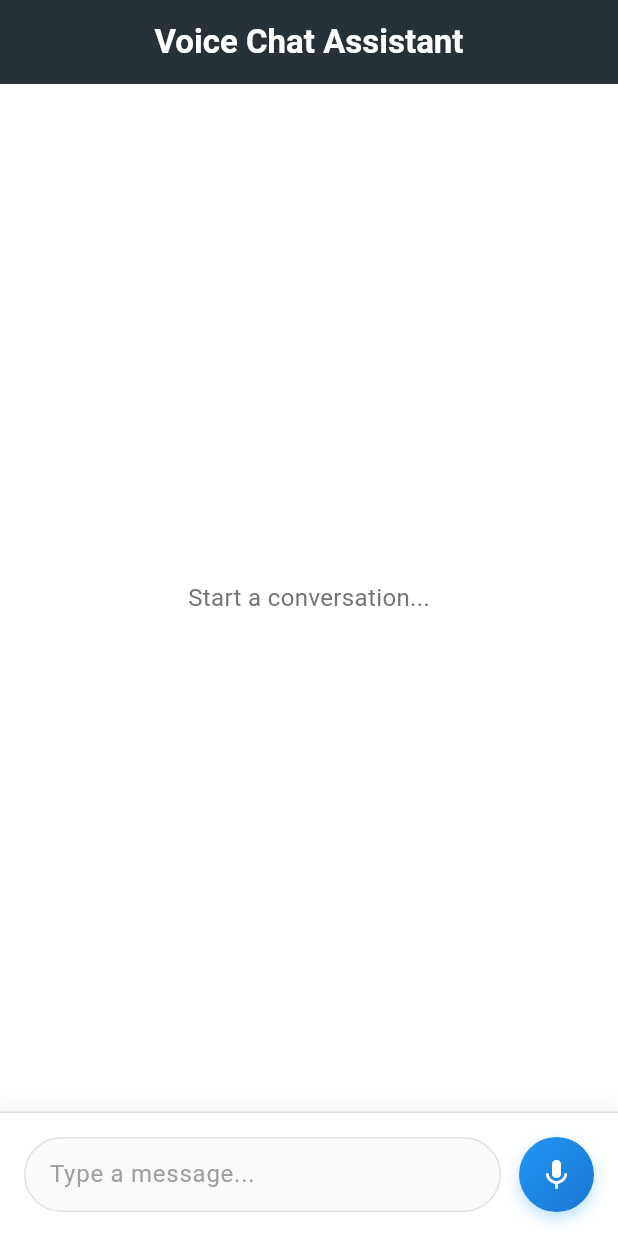
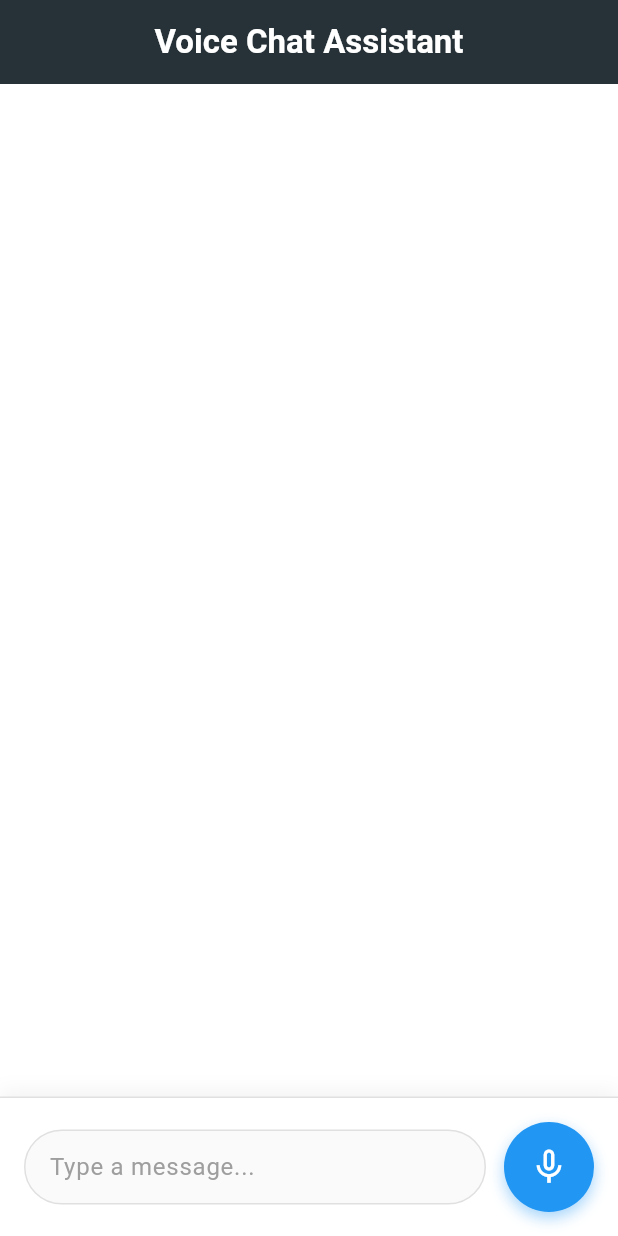
Before and after one commit to mayurkapilit23/ai_app, a Flutter app: the screen it shows after launch, on a phone screen of 412 x 824 dp. Run offline on Flutter 3.47's test engine with Material 3 defaults, Android fonts, the phone set to English and light mode, and no system bars; our stand-ins replace flutter_bloc, flutter_dotenv, permission_handler, speech_to_text.

Commit message:
till mic holding feature

```diff
--- a/lib/views/chat_screen.dart
+++ b/lib/views/chat_screen.dart
@@ -18,8 +18,9 @@ class ChatScreen extends StatefulWidget {
   State<ChatScreen> createState() => _ChatScreenState();
 }
 
-class _ChatScreenState extends State<ChatScreen>
-    with SingleTickerProviderStateMixin {
+// CHANGE: Use TickerProviderStateMixin instead of SingleTickerProviderStateMixin
+class _ChatScreenState extends State<ChatScreen> with TickerProviderStateMixin {
+  // <-- CHANGED HERE
   // Text controller
   final TextEditingController _textController = TextEditingController();
 
@@ -38,6 +39,8 @@ class _ChatScreenState extends State<ChatScreen>
   double _currentAmplitude = 0.0;
   List<double> _waveHeights = List.generate(7, (_) => 0.0);
   late AnimationController _pulseAnimationController;
+  late AnimationController
+  _holdAnimationController; // <-- SECOND ANIMATION CONTROLLER
 
   // Lottie animations
   static const String _waveAnimationPath = 'assets/voice1.json';
@@ -46,18 +49,28 @@ class _ChatScreenState extends State<ChatScreen>
   Timer? _simulationTimer;
   final Random _random = Random();
 
-  // Flag to track if we should auto-send after recording stops
-  bool _shouldAutoSend = false;
+  // Hold & Speak variables
+  bool _isButtonPressed = false;
+  Timer? _holdTimer;
+  final Duration _holdThreshold = const Duration(milliseconds: 300);
+  Duration _recordingDuration = Duration.zero;
+  Timer? _recordingTimer;
 
   @override
   void initState() {
     super.initState();
 
-    // Initialize pulse animation
+    // Initialize pulse animation for recording state
     _pulseAnimationController = AnimationController(
-      vsync: this,
+      vsync: this, // <-- Now works with TickerProviderStateMixin
       duration: const Duration(milliseconds: 800),
-    )..repeat(reverse: true);
+    );
+
+    // Initialize hold animation for button press feedback
+    _holdAnimationController = AnimationController(
+      vsync: this, // <-- Now works with TickerProviderStateMixin
+      duration: const Duration(milliseconds: 300),
+    );
 
     // Initialize text controller listener
     _textController.addListener(() {
@@ -79,7 +92,6 @@ class _ChatScreenState extends State<ChatScreen>
             setState(() {
               _lastStatus = status;
               if (status == 'done' && _isRecording) {
-                // Recording finished, stop it
                 _stopRecording();
               }
             });
@@ -88,6 +100,7 @@ class _ChatScreenState extends State<ChatScreen>
             setState(() {
               _lastError = error.errorMsg;
               _isRecording = false;
+              _isButtonPressed = false;
             });
           },
         );
@@ -157,16 +170,22 @@ class _ChatScreenState extends State<ChatScreen>
         _isListening = true;
         _lastWords = '';
         _lastError = '';
-        _shouldAutoSend = false; // Reset auto-send flag
       });
+
+      // Start pulse animation
+      _pulseAnimationController.repeat(reverse: true);
 
       // Start wave animation
       _startWaveAnimation();
+
+      // Start recording duration timer
+      _startRecordingTimer();
 
       print("Started recording...");
     } catch (e) {
       setState(() {
         _isRecording = false;
+        _isButtonPressed = false;
         _lastError = e.toString();
       });
       print("Error starting recording: $e");
@@ -238,6 +257,19 @@ class _ChatScreenState extends State<ChatScreen>
     }
   }
 
+  void _startRecordingTimer() {
+    _recordingDuration = Duration.zero;
+    _recordingTimer = Timer.periodic(const Duration(seconds: 1), (timer) {
+      if (_isRecording && mounted) {
+        setState(() {
+          _recordingDuration += const Duration(seconds: 1);
+        });
+      } else {
+        timer.cancel();
+      }
+    });
+  }
+
   void _stopWaveAnimation() {
     _simulationTimer?.cancel();
     _simulationTimer = null;
@@ -249,6 +281,7 @@ class _ChatScreenState extends State<ChatScreen>
       setState(() {
         _isRecording = false;
         _isListening = false;
+        _isButtonPressed = false;
         _currentAmplitude = 0.0;
       });
 
@@ -257,15 +290,57 @@ class _ChatScreenState extends State<ChatScreen>
 
       // Stop animations
       _stopWaveAnimation();
+      _pulseAnimationController.stop();
+      _holdAnimationController.reverse();
 
-      print("Stopped recording");
+      // Stop recording timer
+      _recordingTimer?.cancel();
+      _recordingTimer = null;
 
-      // DO NOT auto-send here anymore
-      // The text is already in the text field
-      // User can manually send by pressing send button
+      print("Stopped recording after ${_recordingDuration.inSeconds} seconds");
     } catch (e) {
       print("Error stopping recording: $e");
     }
+  }
+
+  // Handle button press (start holding)
+  void _onButtonPressed() {
+    setState(() {
+      _isButtonPressed = true;
+    });
+
+    // Start hold animation
+    _holdAnimationController.forward();
+
+    // Start hold timer
+    _holdTimer = Timer(_holdThreshold, () {
+      if (_isButtonPressed && !_isRecording) {
+        _startRecording();
+      }
+    });
+  }
+
+  // Handle button release (stop holding)
+  void _onButtonReleased() {
+    // Cancel hold timer if it's still running
+    _holdTimer?.cancel();
+
+    // Reverse hold animation
+    _holdAnimationController.reverse();
+
+    setState(() {
+      _isButtonPressed = false;
+    });
+
+    // If recording is active, stop it
+    if (_isRecording) {
+      _stopRecording();
+    }
+  }
+
+  // Handle button cancel (when finger leaves button area)
+  void _onButtonCancel() {
+    _onButtonReleased();
   }
 
   void _sendMessage() {
@@ -279,19 +354,14 @@ class _ChatScreenState extends State<ChatScreen>
     }
   }
 
-  void _toggleRecording() {
-    if (_isRecording) {
-      _stopRecording();
-    } else {
-      _startRecording();
-    }
-  }
-
   @override
   void dispose() {
     _textController.dispose();
     _pulseAnimationController.dispose();
+    _holdAnimationController.dispose();
     _stopWaveAnimation();
+    _holdTimer?.cancel();
+    _recordingTimer?.cancel();
     _speech.cancel();
     super.dispose();
   }
@@ -321,15 +391,6 @@ class _ChatScreenState extends State<ChatScreen>
                   if (state is ChatLoaded) messages = state.messages;
                   if (state is ChatLoading) messages = state.messages;
                   if (state is ChatError) messages = state.messages;
-                  // ADD Empty state handling
-                  if (messages.isEmpty) {
-                    return Center(
-                      child: Text(
-                        "Start a conversation...",
-                        style: TextStyle(color: Colors.grey[600], fontSize: 16),
-                      ),
-                    );
-                  }
 
                   return ListView.builder(
                     padding: const EdgeInsets.all(16),
@@ -407,28 +468,46 @@ class _ChatScreenState extends State<ChatScreen>
           // Visualizer
           Expanded(child: Center(child: _buildVisualizer())),
 
-          // Action Buttons
-          Row(
+          // Recording timer and stop button
+          Column(
             mainAxisAlignment: MainAxisAlignment.center,
             children: [
+              // Recording timer
+              Container(
+                padding: const EdgeInsets.all(8),
+                decoration: BoxDecoration(
+                  color: Colors.red.withOpacity(0.1),
+                  borderRadius: BorderRadius.circular(20),
+                ),
+                child: Text(
+                  _formatDuration(_recordingDuration),
+                  style: TextStyle(
+                    color: Colors.red[700],
+                    fontSize: 14,
+                    fontWeight: FontWeight.bold,
+                  ),
+                ),
+              ),
+              const SizedBox(height: 8),
+
+              // Stop button
               IconButton(
                 onPressed: _stopRecording,
-                icon: Icon(Icons.close),
+                icon: const Icon(Icons.stop, color: Colors.red),
                 tooltip: 'Stop Recording',
               ),
-              if (_lastWords.isNotEmpty) ...[
-                const SizedBox(width: 8),
-                IconButton(
-                  onPressed: _sendMessage,
-                  icon: Icon(Icons.send),
-                  tooltip: 'Send Message',
-                ),
-              ],
             ],
           ),
         ],
       ),
     );
+  }
+
+  String _formatDuration(Duration duration) {
+    String twoDigits(int n) => n.toString().padLeft(2, "0");
+    String minutes = twoDigits(duration.inMinutes.remainder(60));
+    String seconds = twoDigits(duration.inSeconds.remainder(60));
+    return "$minutes:$seconds";
   }
 
   Widget _buildVisualizer() {
@@ -437,6 +516,17 @@ class _ChatScreenState extends State<ChatScreen>
       child: Column(
         mainAxisAlignment: MainAxisAlignment.center,
         children: [
+          // Recording status
+          Text(
+            _isRecording ? "Recording... Speak now" : "Hold to speak",
+            style: TextStyle(
+              color: Colors.red[700],
+              fontSize: 14,
+              fontWeight: FontWeight.w600,
+            ),
+          ),
+          const SizedBox(height: 8),
+
           // Custom Wave Animation
           _buildCustomWaveAnimation(),
         ],
@@ -466,14 +556,14 @@ class _ChatScreenState extends State<ChatScreen>
                 right: index == _waveHeights.length - 1 ? 0 : 4,
               ),
               decoration: BoxDecoration(
-                color: Colors.black.withOpacity(0.8),
+                color: Colors.red.withOpacity(0.8),
                 borderRadius: BorderRadius.circular(4),
                 gradient: LinearGradient(
                   begin: Alignment.topCenter,
                   end: Alignment.bottomCenter,
                   colors: [
-                    Colors.black.withOpacity(0.9),
-                    Colors.black.withOpacity(0.6),
+                    Colors.red.withOpacity(0.9),
+                    Colors.orange.withOpacity(0.7),
                   ],
                 ),
               ),
@@ -539,14 +629,14 @@ class _ChatScreenState extends State<ChatScreen>
 
           const SizedBox(width: 12),
 
-          // Send/Mic Button
+          // Send/Hold & Speak Button
           AnimatedSwitcher(
             duration: const Duration(milliseconds: 300),
             transitionBuilder: (child, animation) {
               return ScaleTransition(scale: animation, child: child);
             },
             child: _textController.text.trim().isEmpty || _isRecording
-                ? _buildVoiceButton()
+                ? _buildHoldToSpeakButton()
                 : _buildSendButton(),
           ),
         ],
@@ -554,67 +644,112 @@ class _ChatScreenState extends State<ChatScreen>
     );
   }
 
-  Widget _buildVoiceButton() {
-    return AnimatedContainer(
-      duration: const Duration(milliseconds: 300),
-      width: _isRecording ? 52 : 50,
-      height: _isRecording ? 52 : 50,
+  Widget _buildHoldToSpeakButton() {
+    return AnimatedBuilder(
+      animation: Listenable.merge([
+        _holdAnimationController,
+        _pulseAnimationController,
+      ]),
+      builder: (context, child) {
+        // Calculate scale based on hold animation
+        double scale = 1.0;
+        if (_isButtonPressed) {
+          scale = 1.0 + _holdAnimationController.value * 0.3;
+        } else if (_isRecording) {
+          scale = 1.0 + _pulseAnimationController.value * 0.2;
+        }
+
+        // Calculate color based on state
+        Color backgroundColor;
+        if (_isRecording) {
+          backgroundColor = Colors.red;
+        } else if (_isButtonPressed) {
+          // Gradient from blue to red while holding
+          backgroundColor = Color.lerp(
+            Colors.blue[500],
+            Colors.red[500],
+            _holdAnimationController.value,
+          )!;
+        } else {
+          backgroundColor = Colors.blue[500]!;
+        }
+
+        return Transform.scale(
+          scale: scale,
+          child: GestureDetector(
+            onTapDown: (_) => _onButtonPressed(),
+            onTapUp: (_) => _onButtonReleased(),
+            onTapCancel: _onButtonCancel,
+            onLongPress: _isRecording ? null : _startRecording,
+            child: Container(
+              width: 60,
+              height: 60,
               decoration: BoxDecoration(
-        gradient: _isRecording
-            ? RadialGradient(
-                center: Alignment.center,
-                radius: 0.8,
-                colors: [Colors.red[500]!, Colors.red[700]!],
-              )
-            : LinearGradient(
-                begin: Alignment.topLeft,
-                end: Alignment.bottomRight,
-                colors: [Colors.blue[500]!, Colors.blue[700]!],
-              ),
+                color: backgroundColor,
                 shape: BoxShape.circle,
                 boxShadow: [
-          if (_isRecording)
                   BoxShadow(
-              color: Colors.red.withOpacity(0.4),
-              blurRadius: 15,
-              spreadRadius: 2,
-            )
-          else
-            BoxShadow(
-              color: Colors.blue.withOpacity(0.3),
-              blurRadius: 8,
+                    color: backgroundColor.withOpacity(0.4),
+                    blurRadius: _isRecording ? 15 : 8,
+                    spreadRadius: _isRecording ? 2 : 0,
                     offset: const Offset(0, 4),
                   ),
                 ],
               ),
-      child: IconButton(
-        icon: _isRecording
-            ? Stack(
+              child: Stack(
                 alignment: Alignment.center,
                 children: [
-                  // Pulsing effect
+                  // Hold progress indicator (only when holding, not recording)
+                  if (_isButtonPressed && !_isRecording)
+                    CircularProgressIndicator(
+                      value: _holdAnimationController.value,
+                      strokeWidth: 3,
+                      valueColor: const AlwaysStoppedAnimation(Colors.white),
+                      backgroundColor: Colors.white.withOpacity(0.3),
+                    ),
+
+                  // Pulsing effect when recording
+                  if (_isRecording)
                     AnimatedBuilder(
                       animation: _pulseAnimationController,
                       builder: (context, child) {
-                      return Transform.scale(
-                        scale: 1.0 + _pulseAnimationController.value * 0.3,
-                        child: Container(
-                          width: 40,
-                          height: 40,
+                        return Container(
+                          width: 48,
+                          height: 48,
                           decoration: BoxDecoration(
                             color: Colors.white.withOpacity(0.2),
                             shape: BoxShape.circle,
                           ),
+                        );
+                      },
+                    ),
+
+                  // Icon
+                  Icon(
+                    _isRecording ? Icons.mic : Icons.mic_none,
+                    color: Colors.white,
+                    size: 28,
+                  ),
+
+                  // Hold instruction (only when not recording)
+                  // if (!_isRecording && !_isButtonPressed)
+                  //   Positioned(
+                  //     bottom: 2,
+                  //     child: Text(
+                  //       "Hold",
+                  //       style: TextStyle(
+                  //         color: Colors.white.withOpacity(0.8),
+                  //         fontSize: 10,
+                  //         fontWeight: FontWeight.bold,
+                  //       ),
+                  //     ),
+                  //   ),
+                ],
+              ),
+            ),
           ),
         );
       },
-                  ),
-                  const Icon(Icons.mic, color: Colors.white, size: 24),
-                ],
-              )
-            : const Icon(Icons.mic, color: Colors.white, size: 24),
-        onPressed: _toggleRecording,
-      ),
     );
   }
 
```
Lines whose indentation alone changed are shown as unchanged.
